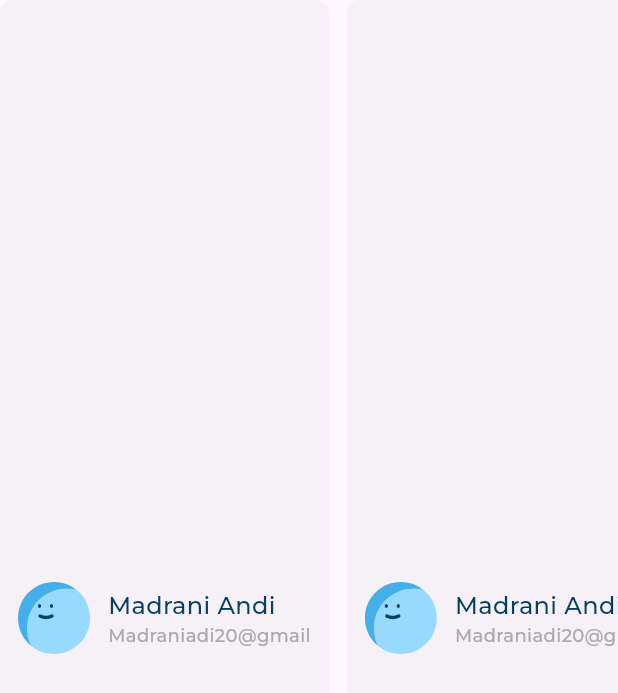
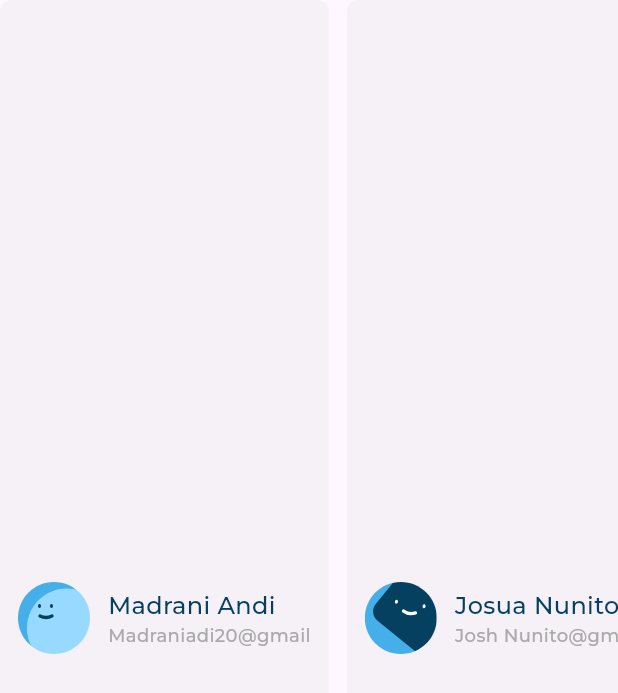
Before and after one commit to MGehad/Adaptive_DashBoard, a Flutter app: the LatestTransactionListView widget shown alone on an empty page, opened directly, on a phone screen of 412 x 824 dp. Shown: the top 693 px of the screen. Run offline on Flutter 3.47's test engine with Material 3 defaults, Android fonts, the phone set to English and light mode, and no system bars; our stand-ins replace flutter_svg; project files that could hold a hidden picture were left out.

Commit message:
Refactor the code

```diff
--- a/lib/features/home/presentation/views/widgets/latest_transaction_item.dart
+++ b/lib/features/home/presentation/views/widgets/latest_transaction_item.dart
@@ -1,12 +1,18 @@
 import 'package:flutter/material.dart';
 import 'package:flutter_svg/svg.dart';
-import '../../../../../core/utlis/images.dart';
 import '../../../../../core/utlis/styles.dart';
 
 class LatestTransactionItem extends StatelessWidget {
   const LatestTransactionItem({
     super.key,
+    required this.name,
+    required this.email,
+    required this.svgImage,
   });
+
+  final String name;
+  final String email;
+  final String svgImage;
 
   @override
   Widget build(BuildContext context) {
@@ -19,7 +25,7 @@ class LatestTransactionItem extends StatelessWidget {
       child: Row(
         children: [
           SvgPicture.asset(
-            Images.imagesAvatar1,
+            svgImage,
             height: 48,
             width: 48,
           ),
@@ -31,11 +37,11 @@ class LatestTransactionItem extends StatelessWidget {
             mainAxisAlignment: MainAxisAlignment.center,
             children: [
               Text(
-                "Madrani Andi",
+                name,
                 style: Styles.textStyleSemiBold16,
               ),
               Text(
-                "Madraniadi20@gmail",
+                email,
                 style: Styles.textStyleRegular12,
               ),
             ],
--- a/lib/features/home/presentation/views/widgets/latest_transaction_list_view.dart
+++ b/lib/features/home/presentation/views/widgets/latest_transaction_list_view.dart
@@ -1,5 +1,6 @@
 import 'package:flutter/material.dart';
 
+import '../../../../../core/utlis/images.dart';
 import 'latest_transaction_item.dart';
 
 class LatestTransactionListView extends StatelessWidget {
@@ -13,19 +14,24 @@ class LatestTransactionListView extends StatelessWidget {
       physics: const BouncingScrollPhysics(),
       scrollDirection: Axis.horizontal,
       children: const [
-        LatestTransactionItem(),
+        LatestTransactionItem(
+            svgImage: Images.imagesAvatar1,
+            email: "Madraniadi20@gmail",
+            name: "Madrani Andi"),
         SizedBox(
           width: 12,
         ),
-        LatestTransactionItem(),
+        LatestTransactionItem(
+            svgImage: Images.imagesAvatar2,
+            email: "Josh Nunito@gmail.com",
+            name: "Josua Nunito"),
         SizedBox(
           width: 12,
         ),
-        LatestTransactionItem(),
-        SizedBox(
-          width: 12,
-        ),
-        LatestTransactionItem()
+        LatestTransactionItem(
+            svgImage: Images.imagesAvatar3,
+            email: "Madraniadi20@gmail",
+            name: "Madrani Andi"),
       ],
     );
   }
```
